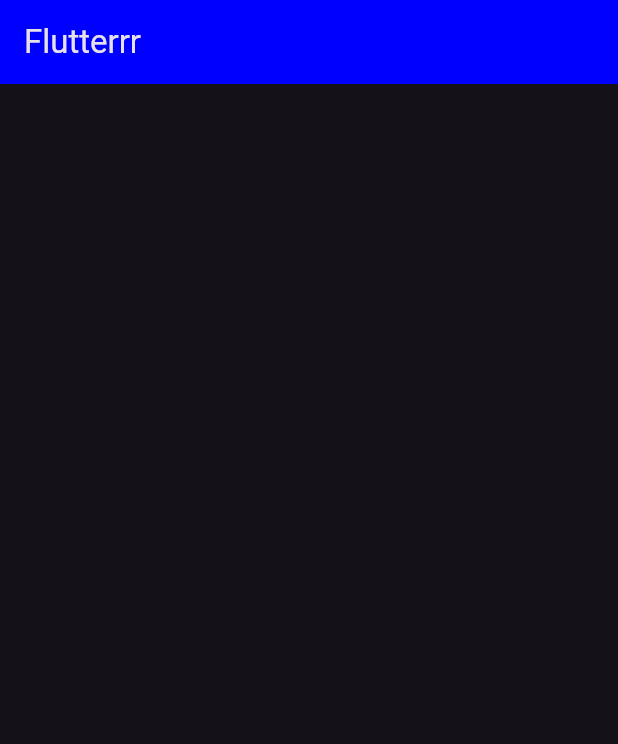
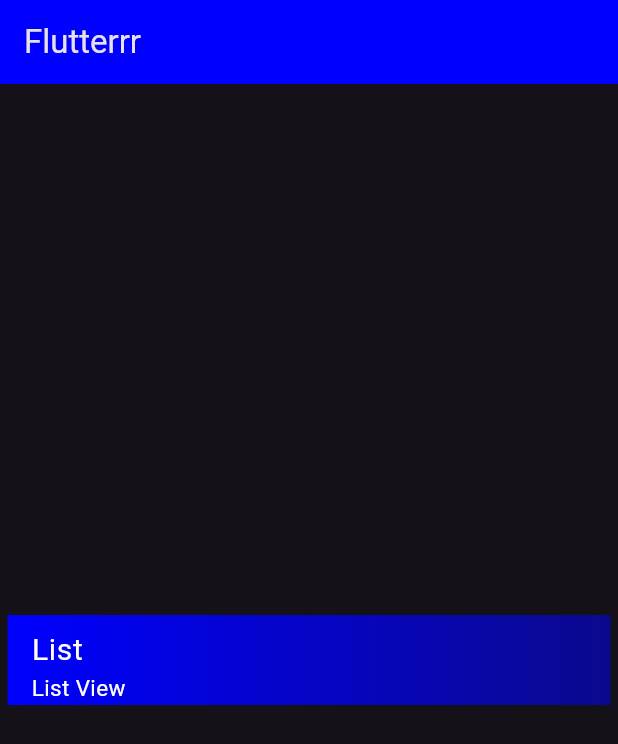
Before and after one commit to AtharvaParadkar/Flutterrr, a Flutter app: the screen it shows after launch, on a phone screen of 412 x 824 dp. Shown: the top 744 px of the screen. Run offline on Flutter 3.47's test engine with Material 3 defaults, Android fonts, the phone set to English and light mode, and no system bars; network calls fail.

Commit message:
List View

```diff
--- a/lib/home.dart
+++ b/lib/home.dart
@@ -1,5 +1,6 @@
 import 'package:flutter/material.dart';
 import 'package:flutter_application/widgets/appbar.dart';
+import 'package:flutter_application/widgets/list.dart';
 
 class MyHomePage extends StatefulWidget {
   const MyHomePage({super.key});
@@ -13,6 +14,48 @@ class _MyHomePageState extends State<MyHomePage> {
   Widget build(BuildContext context) {
     return Scaffold(
       appBar: myappbar('Flutterrr'),
+      body: Column(
+        mainAxisAlignment: MainAxisAlignment.center,
+        children: [
+          SizedBox(
+            width: MediaQuery.of(context).size.width,
+            height: 60,
+            child: Padding(
+              padding: const EdgeInsets.symmetric(horizontal: 5),
+              child: Container(
+                decoration: const BoxDecoration(
+                  gradient: LinearGradient(
+                    colors: [
+                      Color.fromARGB(255, 0, 0, 255),
+                      Color.fromARGB(130, 0, 0, 255),
+                    ],
+                    begin: Alignment.centerLeft,
+                    end: Alignment.centerRight,
+                  ),
+                ),
+                child: ListTile(
+                  title: Text(
+                    'List',
+                    style: const TextStyle(fontSize: 20),
+                  ),
+                  subtitle: Text(
+                    'List View',
+                    style: const TextStyle(fontSize: 15),
+                  ),
+                  textColor: Colors.white,
+                  // tileColor: const Color.fromARGB(255, 0, 0, 255),
+                  shape: RoundedRectangleBorder(
+                    borderRadius: BorderRadius.circular(15),
+                  ),
+                  onTap: () => Navigator.of(context).push(
+                    MaterialPageRoute(builder: (_) => ListViewWidget()),
+                  ),
+                ),
+              ),
+            ),
+          ),
+        ],
+      ),
     );
   }
 }
```
Also changed, not shown: lib/widgets/list.dart (added, +26 -0 lines).
